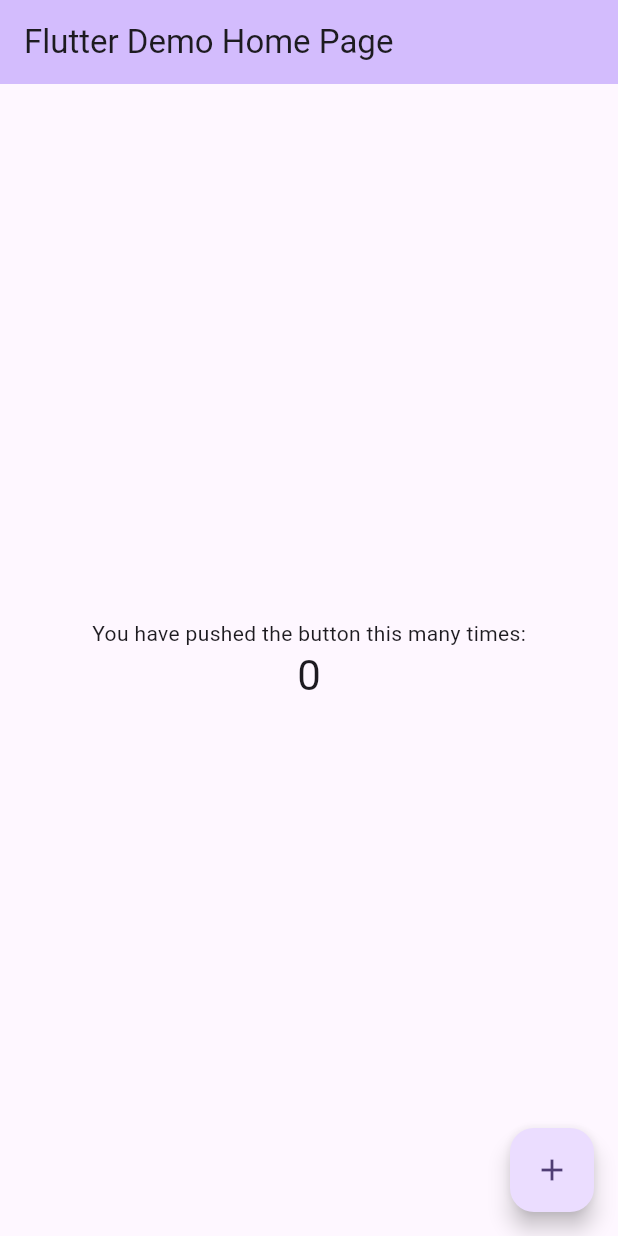
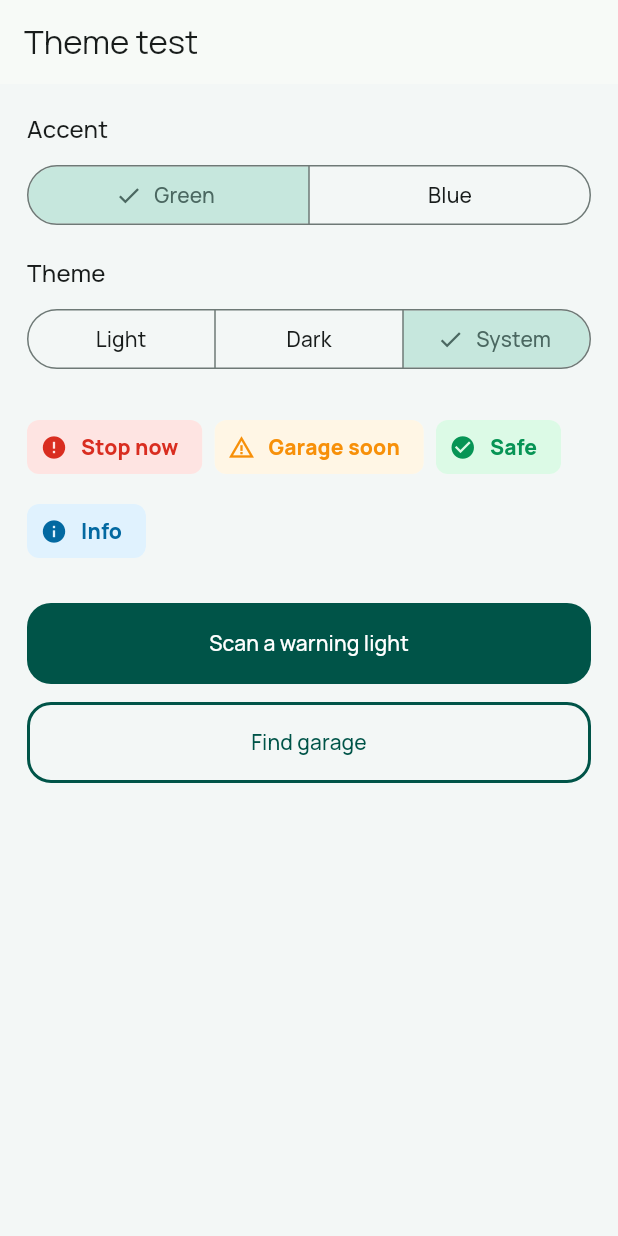
Before and after one commit to snapmyauto/snapmyauto-app, a Flutter app: the screen it shows after launch, on a phone screen of 412 x 824 dp. Run offline on Flutter 3.47's test engine with Material 3 defaults, Android fonts, the phone set to English and light mode, and no system bars; our stand-ins replace flutter_riverpod, google_fonts, shared_preferences.

Commit message:
feat: add persisted accent and theme mode providers

```diff
--- a/lib/core/theme/severity_colors.dart
+++ b/lib/core/theme/severity_colors.dart
@@ -1,7 +1,7 @@
 import 'package:flutter/material.dart';
 
-/// ISO 2575 severity colours. Fixed — never follow the accent colour.
-/// Always pair with an icon + text label (WCAG 1.4.1).
+// warning colours stay the same in green and blue themes
+// always show an icon + text with them, never colour alone
 @immutable
 class SeverityColors extends ThemeExtension<SeverityColors> {
   const SeverityColors({
--- /dev/null
+++ b/lib/core/theme/theme_providers.dart
@@ -0,0 +1,46 @@
+import 'package:flutter/material.dart';
+import 'package:flutter_riverpod/flutter_riverpod.dart';
+
+import '../utils/shared_prefs.dart';
+import 'app_colors.dart';
+
+class AccentNotifier extends Notifier<AppAccent> {
+  static const _key = 'accent';
+
+  @override
+  AppAccent build() {
+    final saved = ref.read(sharedPrefsProvider).getString(_key);
+    return AppAccent.values.firstWhere(
+      (a) => a.name == saved,
+      orElse: () => AppAccent.green,
+    );
+  }
+
+  Future<void> change(AppAccent accent) async {
+    state = accent;
+    await ref.read(sharedPrefsProvider).setString(_key, accent.name);
+  }
+}
+
+class ThemeModeNotifier extends Notifier<ThemeMode> {
+  static const _key = 'themeMode';
+
+  @override
+  ThemeMode build() {
+    final saved = ref.read(sharedPrefsProvider).getString(_key);
+    return ThemeMode.values.firstWhere(
+      (m) => m.name == saved,
+      orElse: () => ThemeMode.system,
+    );
+  }
+
+  Future<void> change(ThemeMode mode) async {
+    state = mode;
+    await ref.read(sharedPrefsProvider).setString(_key, mode.name);
+  }
+}
+
+final accentProvider =
+    NotifierProvider<AccentNotifier, AppAccent>(AccentNotifier.new);
+final themeModeProvider =
+    NotifierProvider<ThemeModeNotifier, ThemeMode>(ThemeModeNotifier.new);
--- /dev/null
+++ b/lib/core/utils/shared_prefs.dart
@@ -0,0 +1,7 @@
+import 'package:flutter_riverpod/flutter_riverpod.dart';
+import 'package:shared_preferences/shared_preferences.dart';
+
+// real value is set in main() before the app starts
+final sharedPrefsProvider = Provider<SharedPreferences>(
+  (ref) => throw UnimplementedError('sharedPrefsProvider not overridden'),
+);
--- a/lib/main.dart
+++ b/lib/main.dart
@@ -1,121 +1,95 @@
 import 'package:flutter/material.dart';
+import 'package:flutter_riverpod/flutter_riverpod.dart';
+import 'package:shared_preferences/shared_preferences.dart';
 
-void main() {
-  runApp(const MyApp());
+import 'core/theme/app_colors.dart';
+import 'core/theme/app_theme.dart';
+import 'core/theme/severity_colors.dart';
+import 'core/theme/theme_providers.dart';
+import 'core/utils/shared_prefs.dart';
+
+Future<void> main() async {
+  WidgetsFlutterBinding.ensureInitialized();
+  final prefs = await SharedPreferences.getInstance();
+  runApp(ProviderScope(
+    overrides: [sharedPrefsProvider.overrideWithValue(prefs)],
+    child: const SnapMyAutoApp(),
+  ));
 }
 
-class MyApp extends StatelessWidget {
-  const MyApp({super.key});
+class SnapMyAutoApp extends ConsumerWidget {
+  const SnapMyAutoApp({super.key});
 
-  // This widget is the root of your application.
   @override
-  Widget build(BuildContext context) {
+  Widget build(BuildContext context, WidgetRef ref) {
+    final accent = ref.watch(accentProvider);
+    final mode = ref.watch(themeModeProvider);
     return MaterialApp(
-      title: 'Flutter Demo',
-      theme: ThemeData(
-        // This is the theme of your application.
-        //
-        // TRY THIS: Try running your application with "flutter run". You'll see
-        // the application has a purple toolbar. Then, without quitting the app,
-        // try changing the seedColor in the colorScheme below to Colors.green
-        // and then invoke "hot reload" (save your changes or press the "hot
-        // reload" button in a Flutter-supported IDE, or press "r" if you used
-        // the command line to start the app).
-        //
-        // Notice that the counter didn't reset back to zero; the application
-        // state is not lost during the reload. To reset the state, use hot
-        // restart instead.
-        //
-        // This works for code too, not just values: Most code changes can be
-        // tested with just a hot reload.
-        colorScheme: .fromSeed(seedColor: Colors.deepPurple),
-      ),
-      home: const MyHomePage(title: 'Flutter Demo Home Page'),
+      title: 'SnapMyAuto',
+      debugShowCheckedModeBanner: false,
+      theme: buildTheme(accent, Brightness.light),
+      darkTheme: buildTheme(accent, Brightness.dark),
+      themeMode: mode,
+      home: const _ThemeTestPage(),
     );
   }
 }
 
-class MyHomePage extends StatefulWidget {
-  const MyHomePage({super.key, required this.title});
-
-  // This widget is the home page of your application. It is stateful, meaning
-  // that it has a State object (defined below) that contains fields that affect
-  // how it looks.
-
-  // This class is the configuration for the state. It holds the values (in this
-  // case the title) provided by the parent (in this case the App widget) and
-  // used by the build method of the State. Fields in a Widget subclass are
-  // always marked "final".
-
-  final String title;
+// temp test page, removed in step 5
+class _ThemeTestPage extends ConsumerWidget {
+  const _ThemeTestPage();
 
   @override
-  State<MyHomePage> createState() => _MyHomePageState();
-}
+  Widget build(BuildContext context, WidgetRef ref) {
+    final accent = ref.watch(accentProvider);
+    final mode = ref.watch(themeModeProvider);
+    final sev = context.severity;
+    Widget chip(String label, Color fg, Color bg, IconData icon) => Chip(
+          avatar: Icon(icon, color: fg, size: 18),
+          label: Text(label, style: TextStyle(color: fg, fontWeight: FontWeight.w800)),
+          backgroundColor: bg,
+          side: BorderSide.none,
+        );
 
-class _MyHomePageState extends State<MyHomePage> {
-  int _counter = 0;
-
-  void _incrementCounter() {
-    setState(() {
-      // This call to setState tells the Flutter framework that something has
-      // changed in this State, which causes it to rerun the build method below
-      // so that the display can reflect the updated values. If we changed
-      // _counter without calling setState(), then the build method would not be
-      // called again, and so nothing would appear to happen.
-      _counter++;
-    });
-  }
-
-  @override
-  Widget build(BuildContext context) {
-    // This method is rerun every time setState is called, for instance as done
-    // by the _incrementCounter method above.
-    //
-    // The Flutter framework has been optimized to make rerunning build methods
-    // fast, so that you can just rebuild anything that needs updating rather
-    // than having to individually change instances of widgets.
     return Scaffold(
-      appBar: AppBar(
-        // TRY THIS: Try changing the color here to a specific color (to
-        // Colors.amber, perhaps?) and trigger a hot reload to see the AppBar
-        // change color while the other colors stay the same.
-        backgroundColor: Theme.of(context).colorScheme.inversePrimary,
-        // Here we take the value from the MyHomePage object that was created by
-        // the App.build method, and use it to set our appbar title.
-        title: Text(widget.title),
-      ),
-      body: Center(
-        // Center is a layout widget. It takes a single child and positions it
-        // in the middle of the parent.
-        child: Column(
-          // Column is also a layout widget. It takes a list of children and
-          // arranges them vertically. By default, it sizes itself to fit its
-          // children horizontally, and tries to be as tall as its parent.
-          //
-          // Column has various properties to control how it sizes itself and
-          // how it positions its children. Here we use mainAxisAlignment to
-          // center the children vertically; the main axis here is the vertical
-          // axis because Columns are vertical (the cross axis would be
-          // horizontal).
-          //
-          // TRY THIS: Invoke "debug painting" (choose the "Toggle Debug Paint"
-          // action in the IDE, or press "p" in the console), to see the
-          // wireframe for each widget.
-          mainAxisAlignment: .center,
-          children: [
-            const Text('You have pushed the button this many times:'),
-            Text(
-              '$_counter',
-              style: Theme.of(context).textTheme.headlineMedium,
-            ),
-          ],
-        ),
-      ),
-      floatingActionButton: FloatingActionButton(
-        onPressed: _incrementCounter,
-        tooltip: 'Increment',
-        child: const Icon(Icons.add),
+      appBar: AppBar(title: const Text('Theme test')),
+      body: ListView(
+        padding: const EdgeInsets.all(18),
+        children: [
+          Text('Accent', style: Theme.of(context).textTheme.titleMedium),
+          const SizedBox(height: 8),
+          SegmentedButton<AppAccent>(
+            segments: const [
+              ButtonSegment(value: AppAccent.green, label: Text('Green')),
+              ButtonSegment(value: AppAccent.blue, label: Text('Blue')),
+            ],
+            selected: {accent},
+            onSelectionChanged: (s) => ref.read(accentProvider.notifier).change(s.first),
+          ),
+          const SizedBox(height: 16),
+          Text('Theme', style: Theme.of(context).textTheme.titleMedium),
+          const SizedBox(height: 8),
+          SegmentedButton<ThemeMode>(
+            segments: const [
+              ButtonSegment(value: ThemeMode.light, label: Text('Light')),
+              ButtonSegment(value: ThemeMode.dark, label: Text('Dark')),
+              ButtonSegment(value: ThemeMode.system, label: Text('System')),
+            ],
+            selected: {mode},
+            onSelectionChanged: (s) => ref.read(themeModeProvider.notifier).change(s.first),
+          ),
+          const SizedBox(height: 24),
+          Wrap(spacing: 8, runSpacing: 8, children: [
+            chip('Stop now', sev.stop, sev.stopTint, Icons.error),
+            chip('Garage soon', sev.soon, sev.soonTint, Icons.warning_amber),
+            chip('Safe', sev.safe, sev.safeTint, Icons.check_circle),
+            chip('Info', sev.info, sev.infoTint, Icons.info),
+          ]),
+          const SizedBox(height: 24),
+          FilledButton(onPressed: () {}, child: const Text('Scan a warning light')),
+          const SizedBox(height: 12),
+          OutlinedButton(onPressed: () {}, child: const Text('Find garage')),
+        ],
       ),
     );
   }
```
Also changed, not shown: 2 other files.
